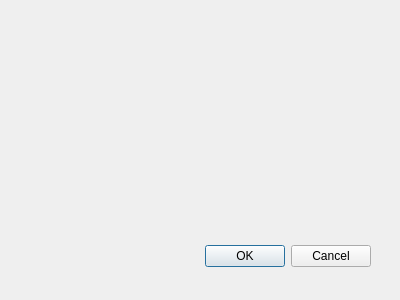
First picture: the form in calibration_gui/calibration_gui/ui/options.ui, repository davidtvs/calibration, before the edit.
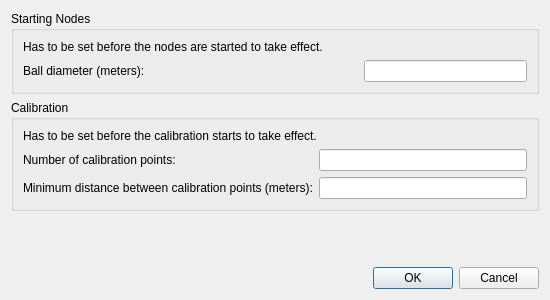
Second picture: the form after the edit.

Commit message: Options window and treewidget updates

```diff
--- a/calibration_gui/calibration_gui/ui/options.ui
+++ b/calibration_gui/calibration_gui/ui/options.ui
@@ -6,29 +6,138 @@
    <rect>
     <x>0</x>
     <y>0</y>
-    <width>400</width>
+    <width>550</width>
     <height>300</height>
    </rect>
   </property>
+  <property name="minimumSize">
+   <size>
+    <width>495</width>
+    <height>295</height>
+   </size>
+  </property>
   <property name="windowTitle">
    <string>Options</string>
   </property>
-  <widget class="QDialogButtonBox" name="buttonBox">
-   <property name="geometry">
-    <rect>
-     <x>30</x>
-     <y>240</y>
-     <width>341</width>
-     <height>32</height>
-    </rect>
-   </property>
-   <property name="orientation">
-    <enum>Qt::Horizontal</enum>
-   </property>
-   <property name="standardButtons">
-    <set>QDialogButtonBox::Cancel|QDialogButtonBox::Ok</set>
-   </property>
-  </widget>
+  <property name="modal">
+   <bool>false</bool>
+  </property>
+  <layout class="QGridLayout" name="gridLayout_4">
+   <item row="0" column="0">
+    <layout class="QGridLayout" name="gridLayout_3">
+     <item row="0" column="0">
+      <layout class="QVBoxLayout" name="verticalLayout">
+       <item>
+        <widget class="QGroupBox" name="groupBox">
+         <property name="title">
+          <string>Starting Nodes</string>
+         </property>
+         <layout class="QGridLayout" name="gridLayout">
+          <item row="1" column="0">
+           <layout class="QHBoxLayout" name="horizontalLayout">
+            <item>
+             <widget class="QLabel" name="label_3">
+              <property name="text">
+               <string>Ball diameter (meters):                                                                </string>
+              </property>
+             </widget>
+            </item>
+            <item>
+             <widget class="QLineEdit" name="ledit_ball_diameter">
+              <property name="enabled">
+               <bool>true</bool>
+              </property>
+             </widget>
+            </item>
+           </layout>
+          </item>
+          <item row="0" column="0">
+           <widget class="QLabel" name="label_4">
+            <property name="text">
+             <string>Has to be set before the nodes are started to take effect.</string>
+            </property>
+           </widget>
+          </item>
+         </layout>
+        </widget>
+       </item>
+       <item>
+        <widget class="QGroupBox" name="groupBox_2">
+         <property name="title">
+          <string>Calibration</string>
+         </property>
+         <layout class="QGridLayout" name="gridLayout_5">
+          <item row="0" column="0">
+           <widget class="QLabel" name="label_5">
+            <property name="text">
+             <string>Has to be set before the calibration starts to take effect.</string>
+            </property>
+           </widget>
+          </item>
+          <item row="1" column="0">
+           <layout class="QGridLayout" name="gridLayout_2">
+            <item row="0" column="1">
+             <widget class="QLineEdit" name="ledit_num_calib_points"/>
+            </item>
+            <item row="1" column="1">
+             <widget class="QLineEdit" name="ledit_min_distance"/>
+            </item>
+            <item row="1" column="0">
+             <widget class="QLabel" name="label_2">
+              <property name="text">
+               <string>Minimum distance between calibration points (meters):</string>
+              </property>
+             </widget>
+            </item>
+            <item row="0" column="0">
+             <widget class="QLabel" name="label">
+              <property name="text">
+               <string>Number of calibration points:</string>
+              </property>
+             </widget>
+            </item>
+           </layout>
+          </item>
+         </layout>
+         <zorder>label</zorder>
+         <zorder>label_2</zorder>
+         <zorder>ledit_num_calib_points</zorder>
+         <zorder>groupBox</zorder>
+         <zorder>ledit_min_distance</zorder>
+         <zorder>label_5</zorder>
+        </widget>
+       </item>
+      </layout>
+     </item>
+     <item row="1" column="0">
+      <spacer name="verticalSpacer">
+       <property name="orientation">
+        <enum>Qt::Vertical</enum>
+       </property>
+       <property name="sizeHint" stdset="0">
+        <size>
+         <width>20</width>
+         <height>40</height>
+        </size>
+       </property>
+      </spacer>
+     </item>
+     <item row="2" column="0">
+      <widget class="QDialogButtonBox" name="buttonBox">
+       <property name="orientation">
+        <enum>Qt::Horizontal</enum>
+       </property>
+       <property name="standardButtons">
+        <set>QDialogButtonBox::Cancel|QDialogButtonBox::Ok</set>
+       </property>
+       <property name="centerButtons">
+        <bool>false</bool>
+       </property>
+      </widget>
+     </item>
+    </layout>
+   </item>
+  </layout>
  </widget>
  <resources/>
  <connections>
```
Left out of the diff: 6 changed lines with no effect on the pictures. The commit also changes 11 other files.
